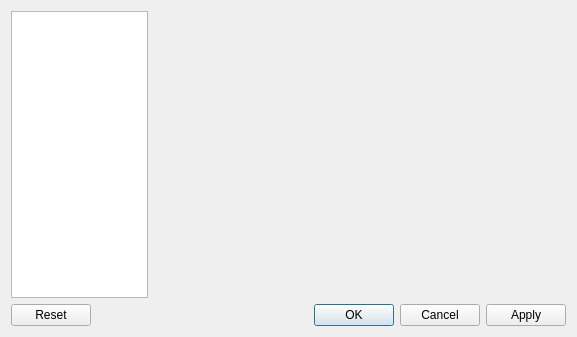
Before: the Qt Designer form source/wnd/h2config.ui in ww4u/mct-t4, drawn with Qt 5.
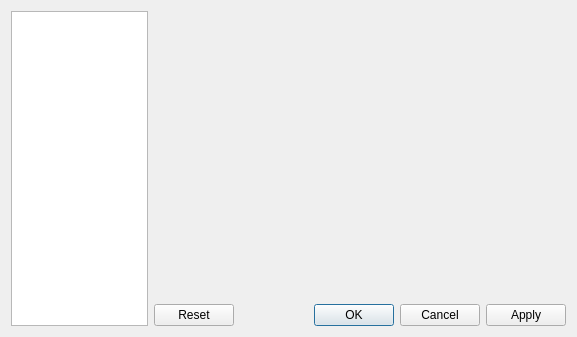
After: the same form once the commit is applied.

Patch:
```diff
--- a/source/wnd/h2config.ui
+++ b/source/wnd/h2config.ui
@@ -10,13 +10,17 @@
     <height>337</height>
    </rect>
   </property>
+  <property name="maximumSize">
+   <size>
+    <width>1200</width>
+    <height>16777215</height>
+   </size>
+  </property>
   <property name="windowTitle">
    <string>Form</string>
   </property>
-  <layout class="QVBoxLayout" name="verticalLayout">
-   <item>
-    <layout class="QHBoxLayout" name="horizontalLayout">
-     <item>
+  <layout class="QGridLayout" name="gridLayout">
+   <item row="0" column="0" rowspan="2">
       <widget class="QListWidget" name="listWidget">
        <property name="sizePolicy">
         <sizepolicy hsizetype="Expanding" vsizetype="Expanding">
@@ -26,7 +30,7 @@
        </property>
       </widget>
      </item>
-     <item>
+   <item row="0" column="1">
       <widget class="QStackedWidget" name="stackedWidget">
        <property name="sizePolicy">
         <sizepolicy hsizetype="Preferred" vsizetype="Preferred">
@@ -36,9 +40,7 @@
        </property>
       </widget>
      </item>
-    </layout>
-   </item>
-   <item>
+   <item row="1" column="1">
     <widget class="QDialogButtonBox" name="buttonBox">
      <property name="standardButtons">
       <set>QDialogButtonBox::Apply|QDialogButtonBox::Cancel|QDialogButtonBox::Ok|QDialogButtonBox::Reset</set>
```
Lines whose indentation alone changed are shown as unchanged.
